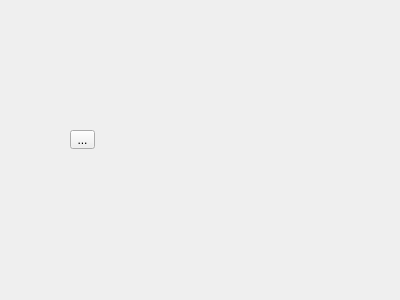
Above: verventas.ui from Cthulhu21/Evaluacion before the change. Below: the same form after it.
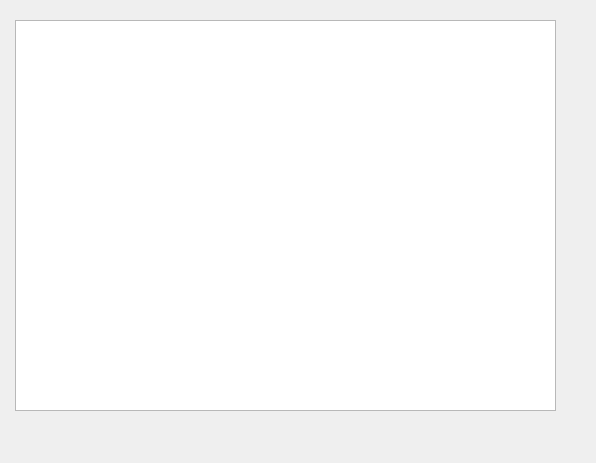
That is the form after the change.

Patch:
```diff
--- a/verventas.ui
+++ b/verventas.ui
@@ -6,25 +6,22 @@
    <rect>
     <x>0</x>
     <y>0</y>
-    <width>400</width>
-    <height>300</height>
+    <width>596</width>
+    <height>463</height>
    </rect>
   </property>
   <property name="windowTitle">
    <string>Dialog</string>
   </property>
-  <widget class="QToolButton" name="toolButton">
+  <widget class="QTableWidget" name="tableWidget">
    <property name="geometry">
     <rect>
-     <x>70</x>
-     <y>130</y>
-     <width>25</width>
-     <height>19</height>
+     <x>15</x>
+     <y>20</y>
+     <width>541</width>
+     <height>391</height>
     </rect>
    </property>
-   <property name="text">
-    <string>...</string>
-   </property>
   </widget>
  </widget>
  <resources/>
```
